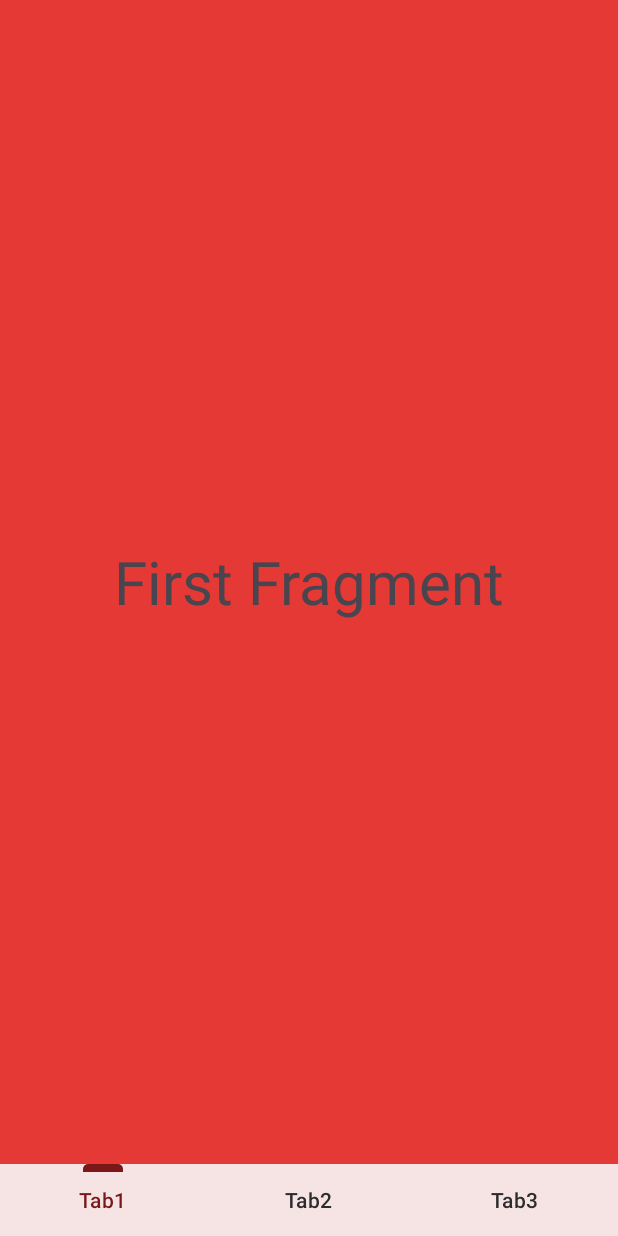
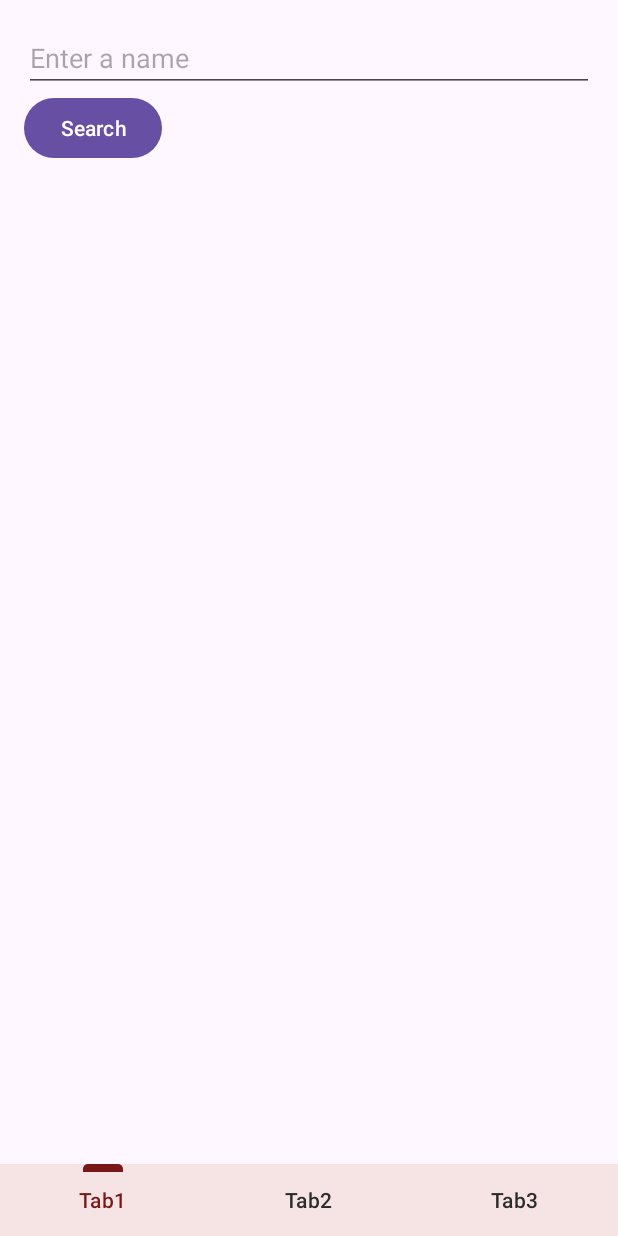
Before and after one commit to naco0406/traveler, an Android app: the screen it shows after launch (MainActivity), on a phone screen of 412 x 824 dp. Run offline under Robolectric (Android 15) with nearby library versions, the phone set to English and light mode, and no system bars.

```diff
--- a/app/build.gradle.kts
+++ b/app/build.gradle.kts
@@ -51,9 +51,9 @@ dependencies {
     implementation("androidx.fragment:fragment-ktx:1.6.2")
     implementation("androidx.lifecycle:lifecycle-viewmodel-ktx:2.6.2")
     implementation("com.squareup.retrofit2:retrofit:2.9.0")
-    implementation("com.squqreup.retrofit2:converter-gson:2.9.0")
+    implementation("com.squareup.retrofit2:converter-gson:2.9.0")
     implementation("com.squareup.moshi:moshi-kotlin:1.11.0")
-    implementation("com.squreup.okhttp3:logging-interceptor:4.2.1")
+    implementation("com.squareup.okhttp3:logging-interceptor:4.2.1")
     implementation("com.airbnb.android:lottie:3.1.0")
     testImplementation("junit:junit:4.13.2")
     androidTestImplementation("androidx.test.ext:junit:1.1.5")
--- a/app/src/main/AndroidManifest.xml
+++ b/app/src/main/AndroidManifest.xml
@@ -2,6 +2,7 @@
 <manifest xmlns:android="http://schemas.android.com/apk/res/android"
     xmlns:tools="http://schemas.android.com/tools">
 
+    <uses-permission android:name="android.permission.INTERNET" />
     <application
         android:allowBackup="true"
         android:dataExtractionRules="@xml/data_extraction_rules"
@@ -11,6 +12,7 @@
         android:roundIcon="@mipmap/ic_launcher_round"
         android:supportsRtl="true"
         android:theme="@style/Theme.Traveler"
+        android:networkSecurityConfig="@xml/network_security_config"
         tools:targetApi="31">
         <activity
             android:name=".MainActivity"
@@ -23,4 +25,5 @@
         </activity>
     </application>
 
+
 </manifest>
--- a/app/src/main/java/com/example/traveler/FirstFragment.kt
+++ b/app/src/main/java/com/example/traveler/FirstFragment.kt
@@ -5,13 +5,73 @@ import androidx.fragment.app.Fragment
 import android.view.LayoutInflater
 import android.view.View
 import android.view.ViewGroup
+import android.widget.Button
+import android.widget.EditText
+import android.widget.TextView
+import okhttp3.Call
+import okhttp3.Callback
+import okhttp3.MediaType
+import okhttp3.MediaType.Companion.toMediaTypeOrNull
+import okhttp3.OkHttpClient
+import okhttp3.Request
+import okhttp3.RequestBody
+import okhttp3.Response
+import java.io.IOException
 
 class FirstFragment : Fragment() {
+
+    private lateinit var inputEditText: EditText
+    private lateinit var resultTextView: TextView
     override fun onCreateView(
         inflater: LayoutInflater, container: ViewGroup?,
         savedInstanceState: Bundle?
     ): View? {
         // Inflate the layout for this fragment
-        return inflater.inflate(R.layout.fragment_first, container, false)
+        val view = inflater.inflate(R.layout.fragment_first, container, false)
+
+        inputEditText = view.findViewById(R.id.inputEditText)
+        val searchButton: Button = view.findViewById(R.id.searchButton)
+        resultTextView = view.findViewById(R.id.resultTextView)
+
+        searchButton.setOnClickListener {
+            val name = inputEditText.text.toString()
+            searchName(name) { result ->
+                activity?.runOnUiThread {
+                    resultTextView.text = result
+                }
+            }
+        }
+
+        return view
     }
+    private fun searchName(name: String, callback: (String) -> Unit) {
+        val client = OkHttpClient()
+        val requestBody = RequestBody.create(
+            "application/json; charset=utf-8".toMediaTypeOrNull(),
+            "{\"name\":\"$name\"}"
+        )
+        val request = Request.Builder()
+            .url("http://43.200.170.97:5000/search")
+            .post(requestBody)
+            .build()
+
+        client.newCall(request).enqueue(object : Callback {
+            override fun onResponse(call: Call, response: Response) {
+                val responseData = response.body?.string()
+                // UI 스레드에서 UI 업데이트
+                activity?.runOnUiThread {
+                    // XML 뷰에 결과 표시
+                    callback(responseData ?: "No response")
+                }
+            }
+
+            override fun onFailure(call: Call, e: IOException) {
+                // 오류 처리
+                activity?.runOnUiThread {
+                    callback("Failed to connect: $e")
+                }
+            }
+        })
+    }
+
 }
--- a/app/src/main/res/layout/fragment_first.xml
+++ b/app/src/main/res/layout/fragment_first.xml
@@ -5,13 +5,39 @@
     android:layout_height="match_parent"
     tools:context=".FirstFragment">
 
-    <!-- TODO: Update blank fragment layout -->
-    <TextView
+<!--    <TextView-->
+<!--        android:layout_width="match_parent"-->
+<!--        android:layout_height="match_parent"-->
+<!--        android:text="First Fragment"-->
+<!--        android:gravity="center"-->
+<!--        android:background="#E53935"-->
+<!--        android:textSize="40dp"/>-->
+
+    <!-- activity_main.xml -->
+    <LinearLayout
+        xmlns:android="http://schemas.android.com/apk/res/android"
         android:layout_width="match_parent"
         android:layout_height="match_parent"
-        android:text="First Fragment"
-        android:gravity="center"
-        android:background="#E53935"
-        android:textSize="40dp"/>
+        android:orientation="vertical"
+        android:padding="16dp">
+
+        <EditText
+            android:id="@+id/inputEditText"
+            android:layout_width="match_parent"
+            android:layout_height="wrap_content"
+            android:hint="Enter a name"/>
+
+        <Button
+            android:id="@+id/searchButton"
+            android:layout_width="wrap_content"
+            android:layout_height="wrap_content"
+            android:text="Search"/>
+
+        <TextView
+            android:id="@+id/resultTextView"
+            android:layout_width="match_parent"
+            android:layout_height="wrap_content" />
+    </LinearLayout>
+
 
 </FrameLayout>
--- /dev/null
+++ b/app/src/main/res/xml/network_security_config.xml
@@ -0,0 +1,6 @@
+<?xml version="1.0" encoding="utf-8"?>
+<network-security-config>
+    <domain-config cleartextTrafficPermitted="true">
+        <domain includeSubdomains="true">43.200.170.97</domain>
+    </domain-config>
+</network-security-config>
```
